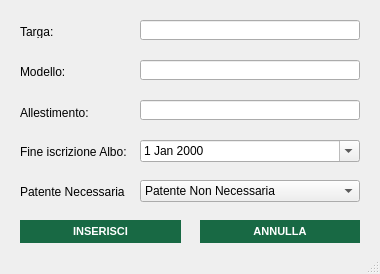
Above: src/main/gui/inserimento_mezzo.ui from OT-Rax/AnconAmbiente before the change. Below: the same form after it.
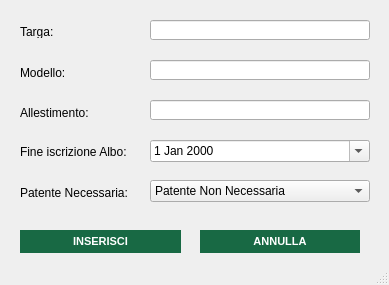
That is the form after the change. Icons and pictures are not drawn.

```diff
--- a/src/main/gui/inserimento_mezzo.ui
+++ b/src/main/gui/inserimento_mezzo.ui
@@ -6,10 +6,22 @@
    <rect>
     <x>0</x>
     <y>0</y>
-    <width>380</width>
-    <height>274</height>
+    <width>389</width>
+    <height>285</height>
    </rect>
   </property>
+  <property name="minimumSize">
+   <size>
+    <width>389</width>
+    <height>285</height>
+   </size>
+  </property>
+  <property name="maximumSize">
+   <size>
+    <width>389</width>
+    <height>285</height>
+   </size>
+  </property>
   <property name="windowTitle">
    <string>Inserimento Mezzo</string>
   </property>
@@ -22,7 +34,7 @@
     <property name="geometry">
      <rect>
       <x>200</x>
-      <y>220</y>
+      <y>230</y>
       <width>160</width>
       <height>23</height>
      </rect>
@@ -51,7 +63,7 @@
    <widget class="QComboBox" name="patente_combo">
     <property name="geometry">
      <rect>
-      <x>140</x>
+      <x>150</x>
       <y>180</y>
       <width>220</width>
       <height>22</height>
@@ -104,7 +116,7 @@
    <widget class="QDateEdit" name="iscrizione_datepicker">
     <property name="geometry">
      <rect>
-      <x>140</x>
+      <x>150</x>
       <y>140</y>
       <width>220</width>
       <height>22</height>
@@ -118,7 +130,7 @@
     <property name="geometry">
      <rect>
       <x>20</x>
-      <y>220</y>
+      <y>230</y>
       <width>161</width>
       <height>23</height>
      </rect>
@@ -147,7 +159,7 @@
    <widget class="QLineEdit" name="allestimento_field">
     <property name="geometry">
      <rect>
-      <x>140</x>
+      <x>150</x>
       <y>100</y>
       <width>220</width>
       <height>20</height>
@@ -157,7 +169,7 @@
    <widget class="QLineEdit" name="targa_field">
     <property name="geometry">
      <rect>
-      <x>140</x>
+      <x>150</x>
       <y>20</y>
       <width>220</width>
       <height>20</height>
@@ -169,10 +181,22 @@
      <rect>
       <x>20</x>
       <y>65</y>
-      <width>47</width>
-      <height>13</height>
+      <width>71</width>
+      <height>16</height>
      </rect>
     </property>
+    <property name="minimumSize">
+     <size>
+      <width>71</width>
+      <height>16</height>
+     </size>
+    </property>
+    <property name="maximumSize">
+     <size>
+      <width>71</width>
+      <height>16</height>
+     </size>
+    </property>
     <property name="text">
      <string>Modello:</string>
     </property>
@@ -182,12 +206,12 @@
      <rect>
       <x>20</x>
       <y>185</y>
-      <width>120</width>
-      <height>13</height>
+      <width>131</width>
+      <height>16</height>
      </rect>
     </property>
     <property name="text">
-     <string>Patente Necessaria</string>
+     <string>Patente Necessaria:</string>
     </property>
    </widget>
    <widget class="QLabel" name="label_8">
@@ -219,7 +243,7 @@
    <widget class="QLineEdit" name="modello_field">
     <property name="geometry">
      <rect>
-      <x>140</x>
+      <x>150</x>
       <y>60</y>
       <width>220</width>
       <height>20</height>
```
